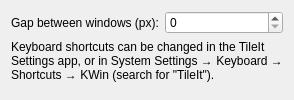
Old version of the form kwin/contents/ui/config.ui in the repository amritanshu-pandey/tileit.
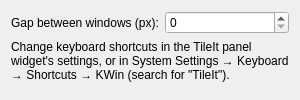
New version of the form.

Commit message:
Replace Python settings app with a QML settings page in the widget
The widget's configuration now lists every action with KDE's shortcut
recorder (conflict checks included) and the window gap, writing straight
to kglobalaccel over D-Bus. This drops the PyQt6/dbus-python dependency so
both packages can be installed from .kwinscript/.plasmoid archives or the
KDE Store.

- Share layout definitions between the popup and settings via layouts.js
- Show a notice when the KWin script isn't running
- Add package.sh to build release archives, and a LICENSE

The edit to the form file:
```diff
--- a/kwin/contents/ui/config.ui
+++ b/kwin/contents/ui/config.ui
@@ -20,7 +20,7 @@
    <item row="1" column="0" colspan="2">
     <widget class="QLabel" name="hintLabel">
      <property name="text">
-      <string>Keyboard shortcuts can be changed in the TileIt Settings app, or in System Settings → Keyboard → Shortcuts → KWin (search for "TileIt").</string>
+      <string>Change keyboard shortcuts in the TileIt panel widget's settings, or in System Settings → Keyboard → Shortcuts → KWin (search for "TileIt").</string>
      </property>
      <property name="wordWrap">
       <bool>true</bool>
```
The commit also changes 12 other files.
